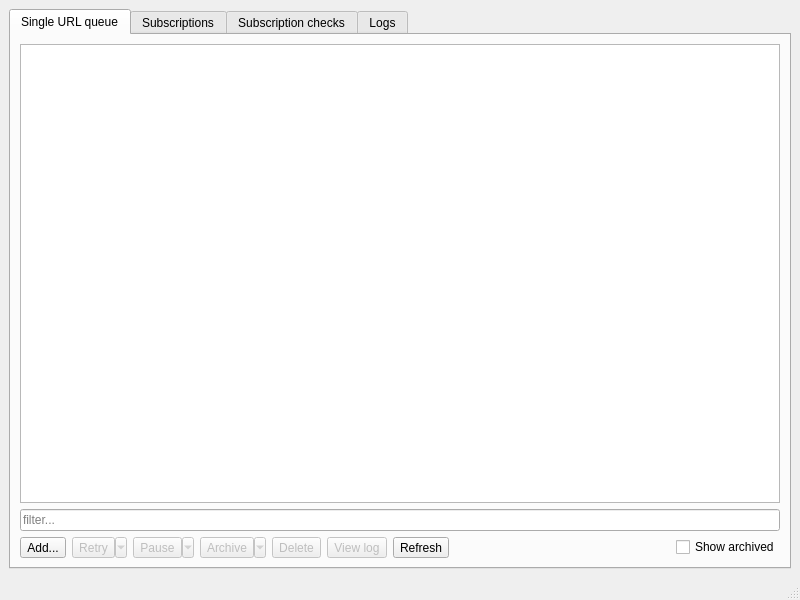
Old version of the form src/hydownloader-systray/mainwindow.ui in the repository thatfuckingbird/hydownloader-systray.
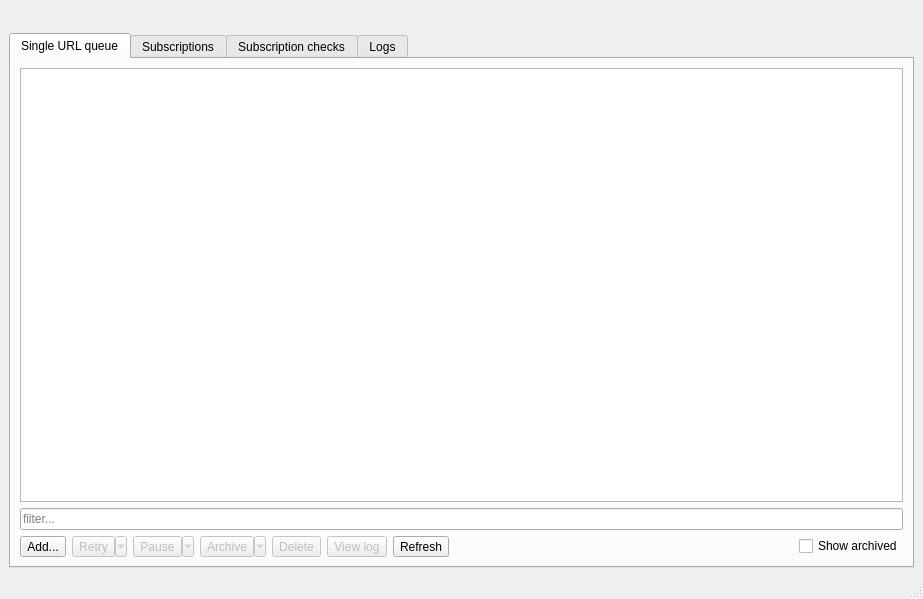
New version of the form.

Commit message: support multiple instances

Diff of the .ui file:
```diff
--- a/src/hydownloader-systray/mainwindow.ui
+++ b/src/hydownloader-systray/mainwindow.ui
@@ -6,15 +6,32 @@
    <rect>
     <x>0</x>
     <y>0</y>
-    <width>800</width>
-    <height>600</height>
+    <width>923</width>
+    <height>599</height>
    </rect>
   </property>
   <property name="windowTitle">
    <string>hydownloader-systray</string>
   </property>
   <widget class="QWidget" name="centralwidget">
-   <layout class="QHBoxLayout" name="horizontalLayout">
+   <layout class="QVBoxLayout" name="verticalLayout_5">
+    <item>
+     <widget class="QLabel" name="instanceLabel">
+      <property name="font">
+       <font>
+        <pointsize>12</pointsize>
+        <weight>75</weight>
+        <bold>true</bold>
+       </font>
+      </property>
+      <property name="text">
+       <string/>
+      </property>
+      <property name="alignment">
+       <set>Qt::AlignCenter</set>
+      </property>
+     </widget>
+    </item>
     <item>
      <widget class="QTabWidget" name="mainTabWidget">
       <property name="currentIndex">
```
The commit also changes 6 other files.
